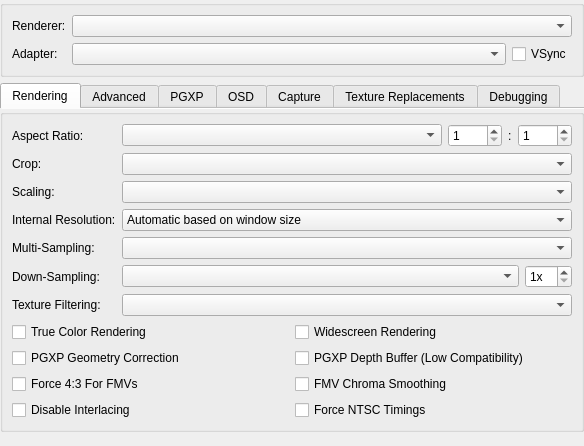
This is src/duckstation-qt/graphicssettingswidget.ui in kofxi3584karlayang/duckstation as Qt 5 draws it before an edit. The edited form follows.
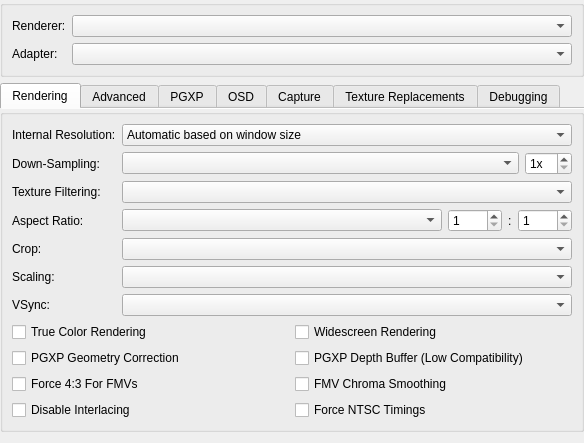
This is the edited form.

Commit message: GPUDevice: Add support for VRR and relaxed vsync

Diff of the .ui file:
```diff
--- a/src/duckstation-qt/graphicssettingswidget.ui
+++ b/src/duckstation-qt/graphicssettingswidget.ui
@@ -7,7 +7,7 @@
     <x>0</x>
     <y>0</y>
     <width>584</width>
-    <height>446</height>
+    <height>434</height>
    </rect>
   </property>
   <property name="windowTitle">
@@ -50,18 +50,7 @@
        </widget>
       </item>
       <item row="1" column="1">
-       <layout class="QHBoxLayout" name="horizontalLayout_3" stretch="1,0">
-        <item>
-         <widget class="QComboBox" name="adapter"/>
-        </item>
-        <item>
-         <widget class="QCheckBox" name="vsync">
-          <property name="text">
-           <string>VSync</string>
-          </property>
-         </widget>
-        </item>
-       </layout>
+       <widget class="QComboBox" name="adapter"/>
       </item>
      </layout>
     </widget>
@@ -98,74 +87,13 @@
          </property>
          <layout class="QFormLayout" name="formLayout_2">
           <item row="0" column="0">
-           <widget class="QLabel" name="label_6">
-            <property name="text">
-             <string>Aspect Ratio:</string>
-            </property>
-           </widget>
-          </item>
-          <item row="0" column="1">
-           <layout class="QHBoxLayout" name="horizontalLayout_2" stretch="1,0,0,0">
-            <item>
-             <widget class="QComboBox" name="displayAspectRatio"/>
-            </item>
-            <item>
-             <widget class="QSpinBox" name="customAspectRatioNumerator">
-              <property name="minimum">
-               <number>1</number>
-              </property>
-              <property name="maximum">
-               <number>9999</number>
-              </property>
-             </widget>
-            </item>
-            <item>
-             <widget class="QLabel" name="customAspectRatioSeparator">
-              <property name="text">
-               <string>:</string>
-              </property>
-             </widget>
-            </item>
-            <item>
-             <widget class="QSpinBox" name="customAspectRatioDenominator">
-              <property name="minimum">
-               <number>1</number>
-              </property>
-              <property name="maximum">
-               <number>9999</number>
-              </property>
-             </widget>
-            </item>
-           </layout>
-          </item>
-          <item row="1" column="0">
-           <widget class="QLabel" name="label_7">
-            <property name="text">
-             <string>Crop:</string>
-            </property>
-           </widget>
-          </item>
-          <item row="1" column="1">
-           <widget class="QComboBox" name="displayCropMode"/>
-          </item>
-          <item row="2" column="0">
-           <widget class="QLabel" name="label_8">
-            <property name="text">
-             <string>Scaling:</string>
-            </property>
-           </widget>
-          </item>
-          <item row="2" column="1">
-           <widget class="QComboBox" name="displayScaling"/>
-          </item>
-          <item row="3" column="0">
            <widget class="QLabel" name="resolutionScaleLabel">
             <property name="text">
              <string>Internal Resolution:</string>
             </property>
            </widget>
           </item>
-          <item row="3" column="1">
+          <item row="0" column="1">
            <widget class="QComboBox" name="resolutionScale">
             <item>
              <property name="text">
@@ -254,27 +182,115 @@
             </item>
            </widget>
           </item>
+          <item row="1" column="0">
+           <widget class="QLabel" name="gpuDownsampleLabel">
+            <property name="text">
+             <string>Down-Sampling:</string>
+            </property>
+           </widget>
+          </item>
+          <item row="1" column="1">
+           <layout class="QHBoxLayout" name="gpuDownsampleLayout" stretch="1,0">
+            <item>
+             <widget class="QComboBox" name="gpuDownsampleMode"/>
+            </item>
+            <item>
+             <widget class="QSpinBox" name="gpuDownsampleScale">
+              <property name="suffix">
+               <string>x</string>
+              </property>
+              <property name="minimum">
+               <number>1</number>
+              </property>
+              <property name="maximum">
+               <number>16</number>
+              </property>
+             </widget>
+            </item>
+           </layout>
+          </item>
+          <item row="2" column="0">
+           <widget class="QLabel" name="textureFilteringLabel">
+            <property name="text">
+             <string>Texture Filtering:</string>
+            </property>
+           </widget>
+          </item>
+          <item row="2" column="1">
+           <widget class="QComboBox" name="textureFiltering"/>
+          </item>
+          <item row="3" column="0">
+           <widget class="QLabel" name="label_6">
+            <property name="text">
+             <string>Aspect Ratio:</string>
+            </property>
+           </widget>
+          </item>
+          <item row="3" column="1">
+           <layout class="QHBoxLayout" name="horizontalLayout_2" stretch="1,0,0,0">
+            <item>
+             <widget class="QComboBox" name="displayAspectRatio"/>
+            </item>
+            <item>
+             <widget class="QSpinBox" name="customAspectRatioNumerator">
+              <property name="minimum">
+               <number>1</number>
+              </property>
+              <property name="maximum">
+               <number>9999</number>
+              </property>
+             </widget>
+            </item>
+            <item>
+             <widget class="QLabel" name="customAspectRatioSeparator">
+              <property name="text">
+               <string>:</string>
+              </property>
+             </widget>
+            </item>
+            <item>
+             <widget class="QSpinBox" name="customAspectRatioDenominator">
+              <property name="minimum">
+               <number>1</number>
+              </property>
+              <property name="maximum">
+               <number>9999</number>
+              </property>
+             </widget>
+            </item>
+           </layout>
+          </item>
           <item row="4" column="0">
-           <widget class="QLabel" name="msaaModeLabel">
+           <widget class="QLabel" name="label_7">
             <property name="text">
-             <string>Multi-Sampling:</string>
+             <string>Crop:</string>
             </property>
            </widget>
           </item>
           <item row="4" column="1">
-           <widget class="QComboBox" name="msaaMode"/>
+           <widget class="QComboBox" name="displayCropMode"/>
+          </item>
+          <item row="5" column="0">
+           <widget class="QLabel" name="label_8">
+            <property name="text">
+             <string>Scaling:</string>
+            </property>
+           </widget>
+          </item>
+          <item row="5" column="1">
+           <widget class="QComboBox" name="displayScaling"/>
           </item>
           <item row="6" column="0">
-           <widget class="QLabel" name="textureFilteringLabel">
+           <widget class="QLabel" name="label_2">
             <property name="text">
-             <string>Texture Filtering:</string>
+             <string>VSync:</string>
             </property>
            </widget>
           </item>
           <item row="6" column="1">
-           <widget class="QComboBox" name="textureFiltering"/>
+           <widget class="QComboBox" name="displaySyncMode"/>
           </item>
-          <item row="8" column="0" colspan="2">
+          <item row="7" column="0" colspan="2">
            <layout class="QGridLayout" name="gridLayout_2">
             <item row="1" column="0">
              <widget class="QCheckBox" name="pgxpEnable">
@@ -283,6 +299,13 @@
               </property>
              </widget>
             </item>
+            <item row="0" column="0">
+             <widget class="QCheckBox" name="trueColor">
+              <property name="text">
+               <string>True Color Rendering</string>
+              </property>
+             </widget>
+            </item>
             <item row="1" column="1">
              <widget class="QCheckBox" name="pgxpDepthBuffer">
               <property name="text">
@@ -304,20 +327,6 @@
               </property>
              </widget>
             </item>
-            <item row="0" column="0">
-             <widget class="QCheckBox" name="trueColor">
-              <property name="text">
-               <string>True Color Rendering</string>
-              </property>
-             </widget>
-            </item>
-            <item row="3" column="1">
-             <widget class="QCheckBox" name="forceNTSCTimings">
-              <property name="text">
-               <string>Force NTSC Timings</string>
-              </property>
-             </widget>
-            </item>
             <item row="3" column="0">
              <widget class="QCheckBox" name="disableInterlacing">
               <property name="text">
@@ -332,30 +341,10 @@
               </property>
              </widget>
             </item>
-           </layout>
-          </item>
-          <item row="5" column="0">
-           <widget class="QLabel" name="gpuDownsampleLabel">
-            <property name="text">
-             <string>Down-Sampling:</string>
-            </property>
-           </widget>
-          </item>
-          <item row="5" column="1">
-           <layout class="QHBoxLayout" name="gpuDownsampleLayout" stretch="1,0">
-            <item>
-             <widget class="QComboBox" name="gpuDownsampleMode"/>
-            </item>
-            <item>
-             <widget class="QSpinBox" name="gpuDownsampleScale">
-              <property name="suffix">
-               <string>x</string>
-              </property>
-              <property name="minimum">
-               <number>1</number>
-              </property>
-              <property name="maximum">
-               <number>16</number>
+            <item row="3" column="1">
+             <widget class="QCheckBox" name="forceNTSCTimings">
+              <property name="text">
+               <string>Force NTSC Timings</string>
               </property>
              </widget>
             </item>
@@ -477,6 +466,16 @@
           <string>Rendering Options</string>
          </property>
          <layout class="QFormLayout" name="formLayout_6">
+          <item row="1" column="0">
+           <widget class="QLabel" name="gpuLineDetectModeLabel">
+            <property name="text">
+             <string>Line Detection:</string>
+            </property>
+           </widget>
+          </item>
+          <item row="1" column="1">
+           <widget class="QComboBox" name="gpuLineDetectMode"/>
+          </item>
           <item row="2" column="0" colspan="2">
            <layout class="QGridLayout" name="gridLayout_5">
             <item row="0" column="1">
@@ -503,24 +502,14 @@
            </layout>
           </item>
           <item row="0" column="0">
-           <widget class="QLabel" name="gpuLineDetectModeLabel">
+           <widget class="QLabel" name="msaaModeLabel">
             <property name="text">
-             <string>Line Detection:</string>
+             <string>Multi-Sampling:</string>
             </property>
            </widget>
           </item>
           <item row="0" column="1">
-           <widget class="QComboBox" name="gpuLineDetectMode"/>
-          </item>
-          <item row="1" column="0">
-           <widget class="QLabel" name="gpuWireframeModeLabel">
-            <property name="text">
-             <string>Wireframe Mode:</string>
-            </property>
-           </widget>
-          </item>
-          <item row="1" column="1">
-           <widget class="QComboBox" name="gpuWireframeMode"/>
+           <widget class="QComboBox" name="msaaMode"/>
           </item>
          </layout>
         </widget>
@@ -1035,6 +1024,25 @@
        <property name="bottomMargin">
         <number>0</number>
        </property>
+       <item>
+        <widget class="QGroupBox" name="groupBox_11">
+         <property name="title">
+          <string>Rendering Options</string>
+         </property>
+         <layout class="QFormLayout" name="formLayout_11">
+          <item row="0" column="0">
+           <widget class="QLabel" name="gpuWireframeModeLabel">
+            <property name="text">
+             <string>Wireframe Mode:</string>
+            </property>
+           </widget>
+          </item>
+          <item row="0" column="1">
+           <widget class="QComboBox" name="gpuWireframeMode"/>
+          </item>
+         </layout>
+        </widget>
+       </item>
        <item>
         <widget class="QGroupBox" name="groupBox_9">
          <property name="title">
```
The commit also changes 26 other files.
